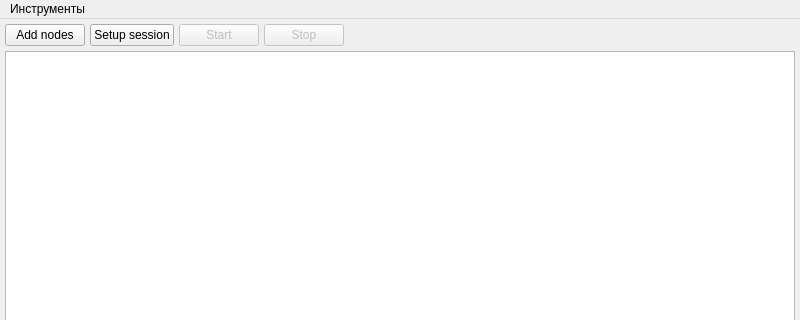
Qt form app/gui/mainwindow/mainwindow.ui (olerapx/VLSI-Designer) before a commit; both pictures show x 0 to 800 and y 0 to 320 of the 800 by 600 pixel window.
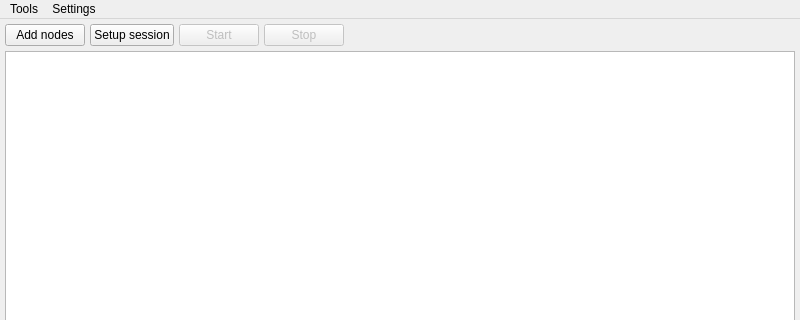
The same form after that commit.

Diff of the .ui file:
```diff
--- a/app/gui/mainwindow/mainwindow.ui
+++ b/app/gui/mainwindow/mainwindow.ui
@@ -259,13 +259,20 @@
      <height>21</height>
     </rect>
    </property>
-   <widget class="QMenu" name="menu">
+   <widget class="QMenu" name="menuTools">
     <property name="title">
-     <string>Инструменты</string>
+     <string>Tools</string>
     </property>
     <addaction name="generatorAction"/>
    </widget>
-   <addaction name="menu"/>
+   <widget class="QMenu" name="menuSettings">
+    <property name="title">
+     <string>Settings</string>
+    </property>
+    <addaction name="networkConfigurationAction"/>
+   </widget>
+   <addaction name="menuTools"/>
+   <addaction name="menuSettings"/>
   </widget>
   <action name="generatorAction">
    <property name="text">
```
Left out of the diff: 7 changed lines with no effect on the pictures.
